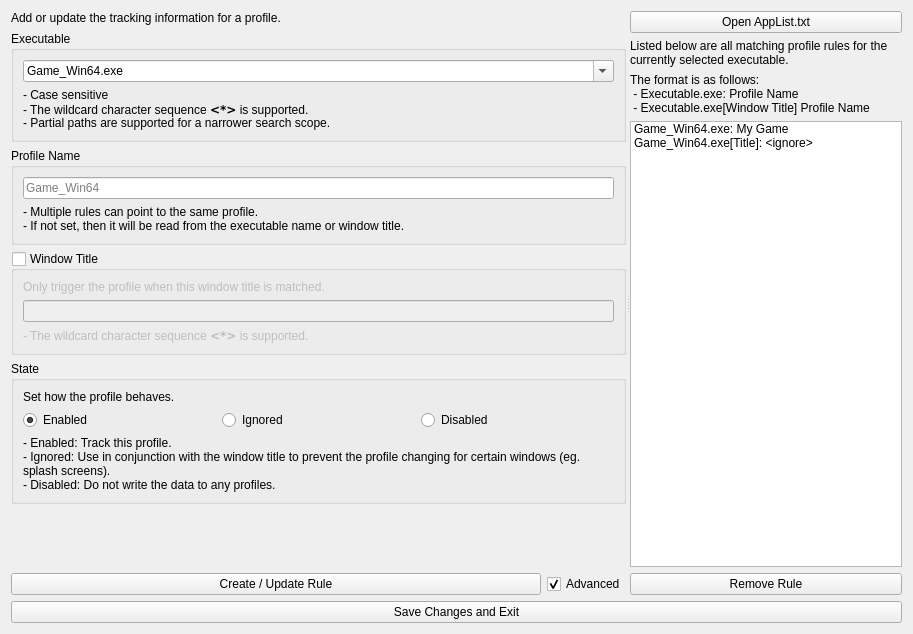
First picture: the form in mousetracks2/gui/ui/applist.ui, repository huntfx/MouseTracks, before the edit.
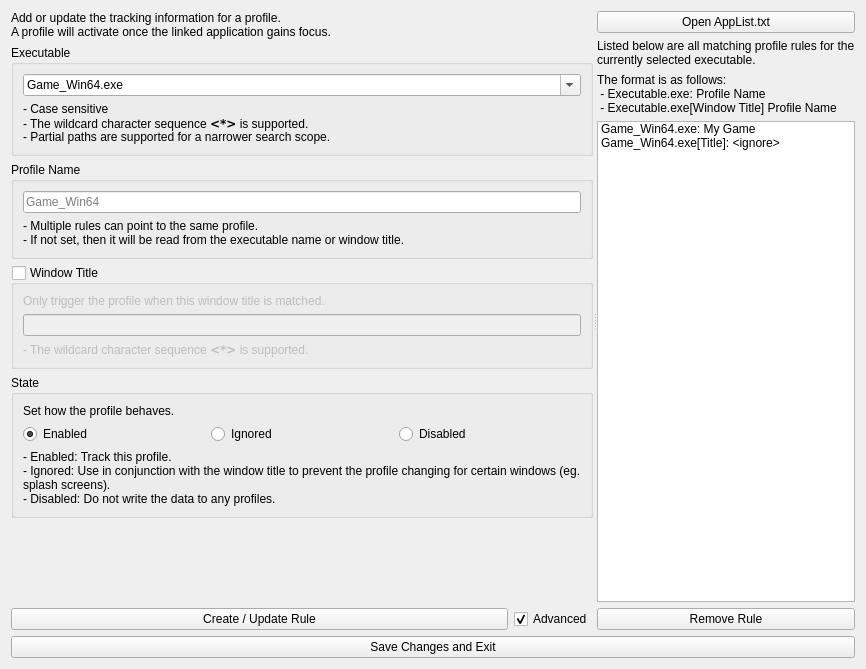
Second picture: the form after the edit.

Commit message: Add clarification on activating profiles

Patch:
```diff
--- a/mousetracks2/gui/ui/applist.ui
+++ b/mousetracks2/gui/ui/applist.ui
@@ -6,8 +6,8 @@
    <rect>
     <x>0</x>
     <y>0</y>
-    <width>913</width>
-    <height>634</height>
+    <width>866</width>
+    <height>669</height>
    </rect>
   </property>
   <property name="windowTitle">
@@ -24,7 +24,8 @@
        <item>
         <widget class="QLabel" name="label_5">
          <property name="text">
-          <string>Add or update the tracking information for a profile.</string>
+          <string>Add or update the tracking information for a profile.
+A profile will activate once the linked application gains focus.</string>
          </property>
          <property name="wordWrap">
           <bool>true</bool>
```
The commit also changes 1 other file.
